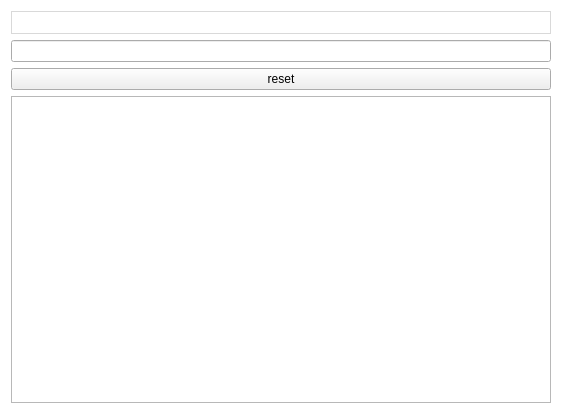
The window that src/MainApps/QtAddressBar/MainWindow.ui (Longxr/QtAddressBar) describes before a commit, drawn with Qt 5.
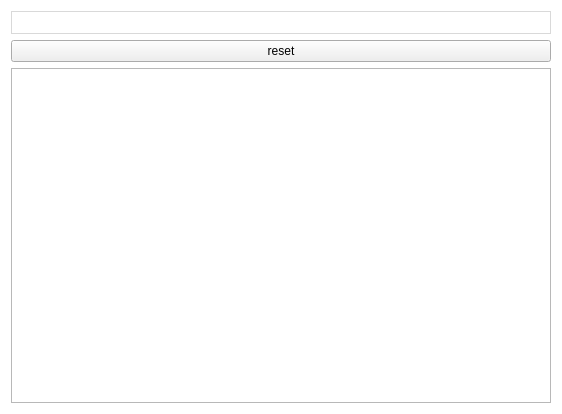
The same window after the commit. Custom widgets are drawn as their Qt base class.

What changed in the file:
```diff
--- a/src/MainApps/QtAddressBar/MainWindow.ui
+++ b/src/MainApps/QtAddressBar/MainWindow.ui
@@ -103,9 +103,6 @@
       </property>
      </widget>
     </item>
-    <item>
-     <widget class="QLineEdit" name="lineEdit"/>
-    </item>
     <item>
      <widget class="QPushButton" name="pushButton">
       <property name="text">
```
Left out of the diff: 2 changed lines with no effect on the pictures.
